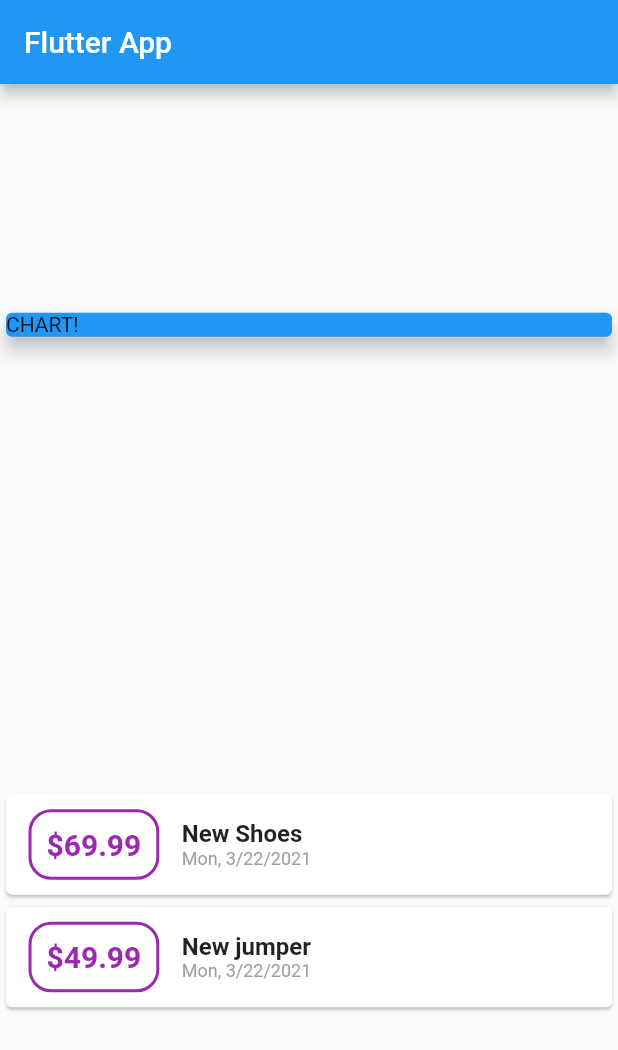
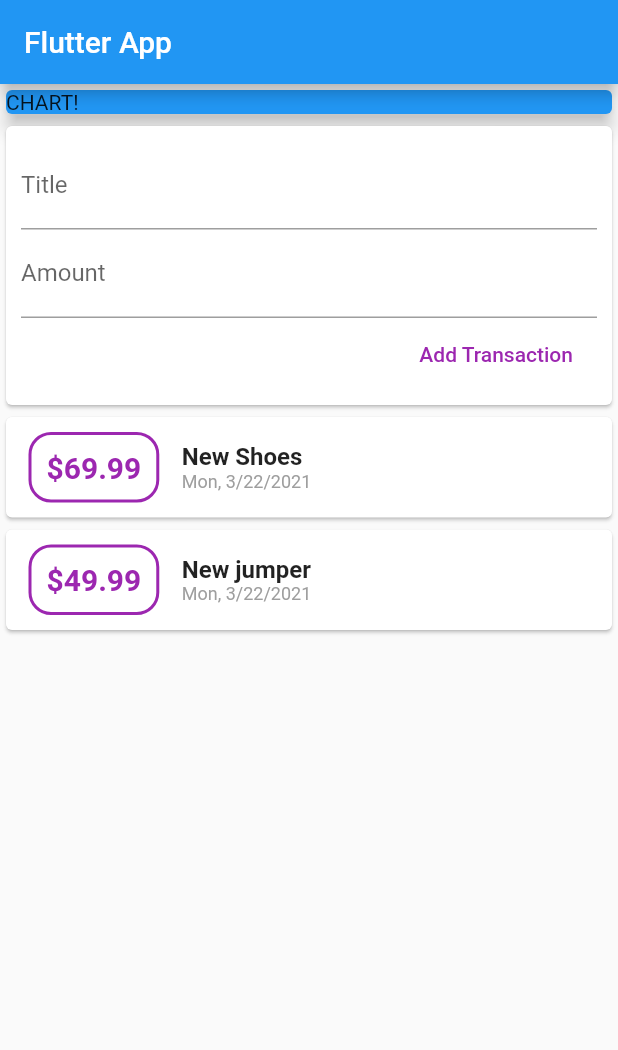
Before and after one commit to k0say/Expenses-app, a Flutter app: the screen it shows after launch, on a phone screen of 412 x 824 dp. Shown: the top 1050 px of the screen. Run offline on Flutter 3.47's test engine with Material 2 defaults, Android fonts, the phone set to English and light mode, and no system bars.

Commit message:
adding TextFields and submit button

```diff
--- a/expenses_app/lib/main.dart
+++ b/expenses_app/lib/main.dart
@@ -29,7 +29,7 @@ class MyHomePage extends StatelessWidget {
         title: Text('Flutter App'),
       ),
       body: Column(
-        mainAxisAlignment: MainAxisAlignment.spaceAround,
+        // mainAxisAlignment: MainAxisAlignment.start,
         crossAxisAlignment: CrossAxisAlignment.stretch,
         children: <Widget>[
           Container(
@@ -38,6 +38,34 @@ class MyHomePage extends StatelessWidget {
               color: Colors.blue,
               child: Text('CHART!'),
               elevation: 5,
+            ),
+          ),
+          Card(
+            child: Container(
+              padding: EdgeInsets.all(10),
+              child: Column(
+                crossAxisAlignment: CrossAxisAlignment.end,
+                children: [
+                  TextField(
+                    decoration: InputDecoration(labelText: 'Title'),
+                  ),
+                  TextField(
+                    decoration: InputDecoration(labelText: 'Amount'),
+                  ),
+                  ElevatedButton(
+                    onPressed: () {},
+                    child: Text('Add Transaction'),
+                    style: ButtonStyle(
+                      foregroundColor:
+                          MaterialStateProperty.all<Color>(Colors.purple),
+                      backgroundColor:
+                          MaterialStateProperty.all<Color>(Colors.white),
+                      shadowColor:
+                          MaterialStateProperty.all<Color>(Colors.transparent),
+                    ),
+                  ),
+                ],
+              ),
             ),
           ),
           Column(
```
